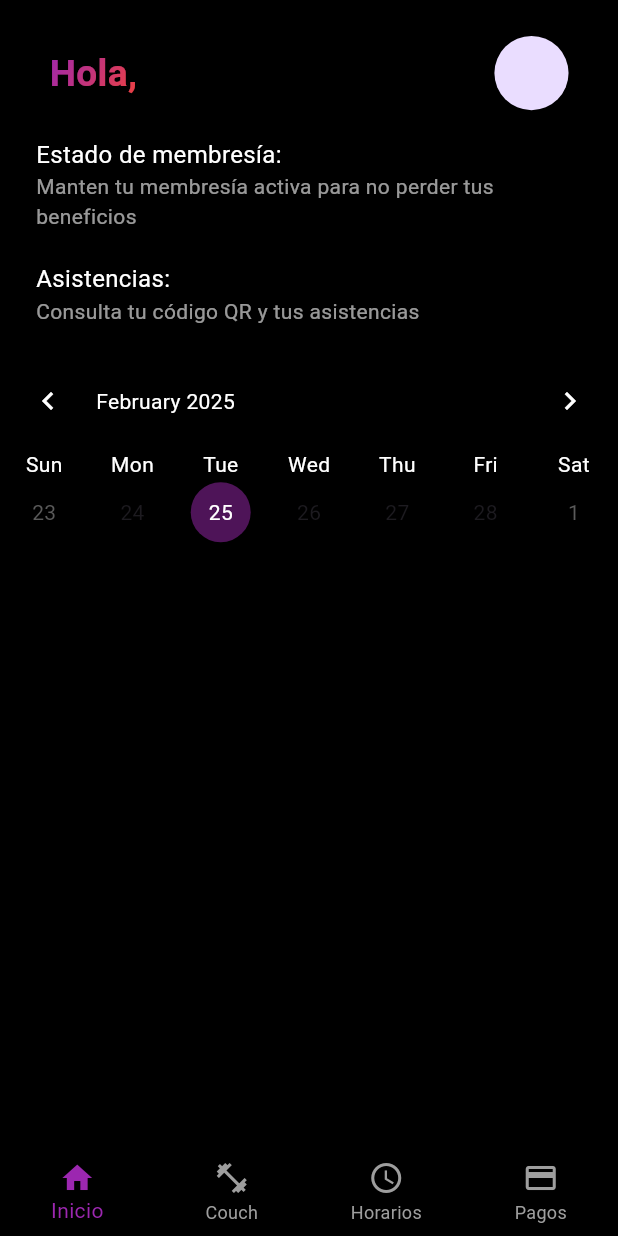
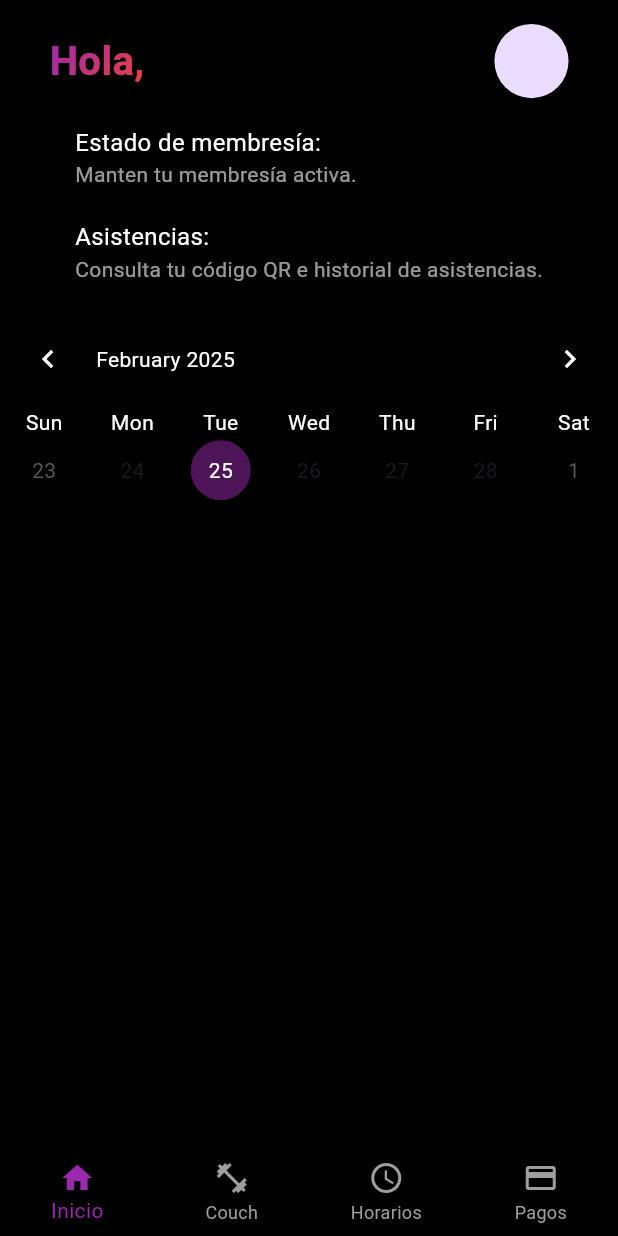
Before and after one commit to angelpalma01/Gymya_Froned, a Flutter app: the DashboardScreen screen opened directly with empty values, on a phone screen of 412 x 824 dp. Run offline on Flutter 3.47's test engine with Material 3 defaults, Android fonts, the phone set to English and light mode, and no system bars; drawn by our look-alikes of table_calendar; our stand-ins replace barcode_widget, flutter_secure_storage; accounts and stored records are empty; network calls fail; project files that could hold a hidden picture were left out.

Commit message:
Responisvidad en home, membresias e historial de Asistencias

```diff
--- a/gymya_users/lib/app/Asistencias/historial_entradas.dart
+++ b/gymya_users/lib/app/Asistencias/historial_entradas.dart
@@ -133,9 +133,8 @@ class _HistorialEntradasScreenState extends State<HistorialEntradasScreen> {
       backgroundColor: Colors.black,
       body: Column(
         children: [
-          Header(
-            onBackPressed: () => Navigator.pop(context), // Flecha para volver
-          ),
+          const SizedBox(height: 40),
+          Header(),
           Expanded(
             child: _isLoading
                 ? Center(
--- a/gymya_users/lib/app/Home/home.dart
+++ b/gymya_users/lib/app/Home/home.dart
@@ -102,7 +102,7 @@ class _DashboardScreenState extends State<DashboardScreen> {
                 SingleChildScrollView(
                   child: Column(
                     children: [
-                      const SizedBox(height: 12),
+                      const SizedBox(height: 4),
                       Header(userName: widget.user['nombre_completo']),
                       Padding(
                         padding: const EdgeInsets.symmetric(horizontal: 24.0, vertical: 6.0),
@@ -122,7 +122,7 @@ class _DashboardScreenState extends State<DashboardScreen> {
                                           style: TextStyle(color: Colors.white, fontSize: 16),
                                         ),
                                         const Text(
-                                          'Manten tu membresía activa para no perder tus beneficios',
+                                          'Manten tu membresía activa.',
                                           style: TextStyle(color: Colors.white60, fontSize: 14),
                                         ),
                                         const SizedBox(height: 12),
@@ -145,7 +145,7 @@ class _DashboardScreenState extends State<DashboardScreen> {
                                           style: TextStyle(color: Colors.white, fontSize: 16),
                                         ),
                                         const Text(
-                                          'Consulta tu código QR y tus asistencias',
+                                          'Consulta tu código QR e historial de asistencias.',
                                           style: TextStyle(color: Colors.white60, fontSize: 14),
                                         ),
                                         const SizedBox(height: 12),
@@ -181,7 +181,7 @@ class _DashboardScreenState extends State<DashboardScreen> {
                                     style: TextStyle(color: Colors.white, fontSize: 16),
                                   ),
                                   const Text(
-                                    'Manten tu membresía activa para no perder tus beneficios',
+                                    'Manten tu membresía activa.',
                                     style: TextStyle(color: Colors.white60, fontSize: 14),
                                   ),
                                   const SizedBox(height: 12),
@@ -196,7 +196,7 @@ class _DashboardScreenState extends State<DashboardScreen> {
                                     style: TextStyle(color: Colors.white, fontSize: 16),
                                   ),
                                   const Text(
-                                    'Consulta tu código QR y tus asistencias',
+                                    'Consulta tu código QR e historial de asistencias.',
                                     style: TextStyle(color: Colors.white60, fontSize: 14),
                                   ),
                                   const SizedBox(height: 12),
--- a/gymya_users/lib/app/Home/widgets/header.dart
+++ b/gymya_users/lib/app/Home/widgets/header.dart
@@ -33,7 +33,7 @@ class Header extends StatelessWidget {
                 'Hola, $userName',
                 style: TextStyle(
                   color: Colors.white,
-                  fontSize: screenWidth * 0.06, // Fuente ajustada al tamaño de pantalla
+                  fontSize: screenWidth * 0.065, // Fuente ajustada al tamaño de pantalla
                   fontWeight: FontWeight.bold,
                 ),
                 overflow: TextOverflow.ellipsis, // Maneja textos largos en pantallas pequeñas
--- a/gymya_users/lib/app/Membresias/membresias.dart
+++ b/gymya_users/lib/app/Membresias/membresias.dart
@@ -60,6 +60,7 @@ class _MembresiasListState extends State<MembresiasList> {
       backgroundColor: Colors.black,
       body: Column(
         children: [
+          const SizedBox(height: 50),
           const Header(), // Usa el nuevo header sin parámetros
           Expanded(
             child: isLoading
```
Also changed, not shown: gymya_users/lib/app/Asistencias/widgets/header.dart (+10 -11 lines), gymya_users/lib/app/Home/widgets/visit_card.dart (+7 -6 lines), gymya_users/lib/app/Membresias/widgets/header.dart (+10 -4 lines), gymya_users/lib/app/Membresias/widgets/membresia_card.dart (+17 -7 lines).
